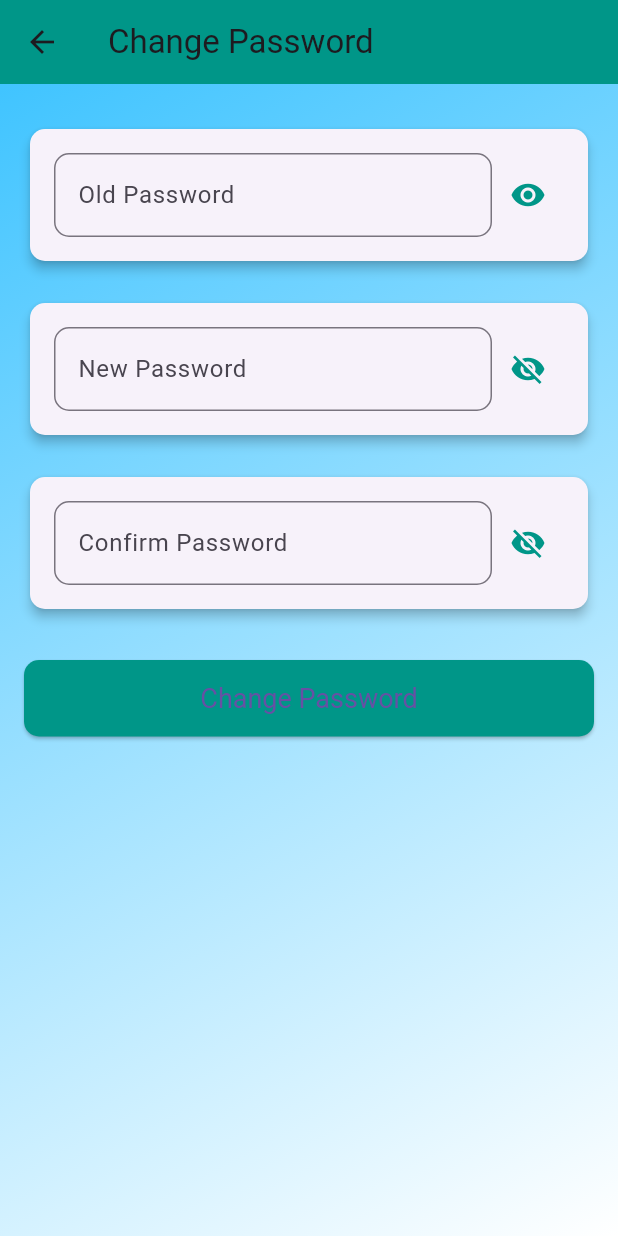
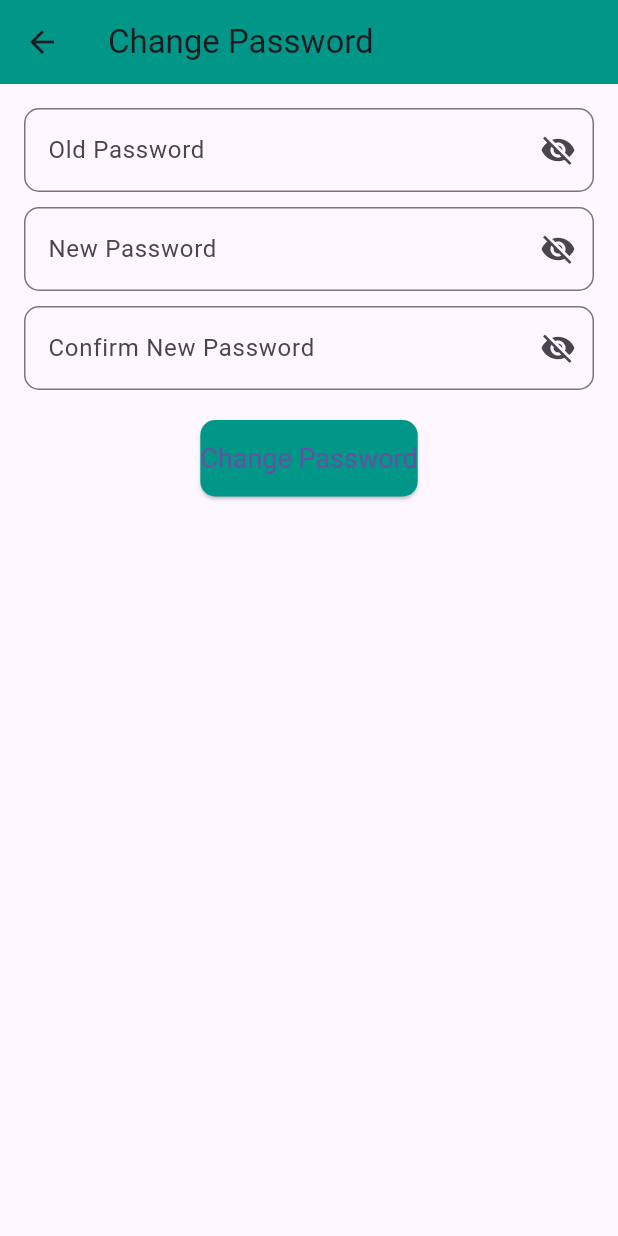
Before and after one commit to JUMAPETER736/INTERN_HUB, a Flutter app: the ChangePasswordPage screen opened directly, on a phone screen of 412 x 824 dp. Run offline on Flutter 3.47's test engine with Material 3 defaults, Android fonts, the phone set to English and light mode, and no system bars; our stand-ins replace cloud_firestore, firebase_auth, firebase_core, fluttertoast; accounts and stored records are empty.

```diff
--- a/lib/Settings/UserDetails.dart
+++ b/lib/Settings/UserDetails.dart
@@ -16,6 +16,8 @@ class _UserDetailsState extends State<UserDetails> {
   final TextEditingController _programController = TextEditingController();
 
   Map<String, dynamic>? userDetails;
+  Map<String, dynamic>? companyDetails;
+  bool isIntern = false; // Flag to determine if the user is an intern
 
   @override
   void initState() {
@@ -28,6 +30,10 @@ class _UserDetailsState extends State<UserDetails> {
 
     if (user != null) {
       try {
+        // Check if user is an intern or company based on their email
+        if (user.email!.contains('@')) {
+          // Assuming interns have a specific email format
+          isIntern = true;
           DocumentSnapshot snapshot = await _firestore
               .collection('Intern_Personal_Details')
               .doc(user.email)
@@ -41,6 +47,31 @@ class _UserDetailsState extends State<UserDetails> {
               _universityController.text = userDetails!['university'] ?? '';
               _programController.text = userDetails!['course'] ?? '';
             });
+          } else {
+            // Handle case where intern document doesn't exist
+            setState(() {
+              userDetails = null; // Reset to null if not found
+            });
+            print('Intern document not found for email: ${user.email}');
+          }
+        } else {
+          // Fetch company details
+          DocumentSnapshot snapshot = await _firestore
+              .collection('Company_Details')
+              .doc(user.email)
+              .get();
+
+          if (snapshot.exists) {
+            setState(() {
+              companyDetails = snapshot.data() as Map<String, dynamic>?;
+            });
+          } else {
+            // Handle case where company document doesn't exist
+            setState(() {
+              companyDetails = null; // Reset to null if not found
+            });
+            print('Company document not found for email: ${user.email}');
+          }
         }
       } catch (e) {
         print('Error fetching user details: $e');
@@ -48,10 +79,11 @@ class _UserDetailsState extends State<UserDetails> {
     }
   }
 
+
   Future<void> _updateUserDetails() async {
     User? user = _auth.currentUser;
 
-    if (user != null) {
+    if (user != null && isIntern) {
       try {
         await _firestore.collection('Intern_Personal_Details').doc(user.email).update({
           'phone': _phoneController.text,
@@ -90,7 +122,13 @@ class _UserDetailsState extends State<UserDetails> {
             end: Alignment.bottomRight,
           ),
         ),
-        child: userDetails == null
+        child: isIntern ? _buildInternProfile() : _buildCompanyProfile(),
+      ),
+    );
+  }
+
+  Widget _buildInternProfile() {
+    return userDetails == null
         ? Center(child: CircularProgressIndicator())
         : Padding(
       padding: const EdgeInsets.all(16.0),
@@ -107,10 +145,30 @@ class _UserDetailsState extends State<UserDetails> {
           _buildStyledButton('Change Password', _navigateToChangePassword),
         ],
       ),
-        ),
+    );
+  }
+
+  Widget _buildCompanyProfile() {
+    if (companyDetails == null) {
+      return Center(child: Text('No company details found.'));
+    }
+
+    return Padding(
+      padding: const EdgeInsets.all(16.0),
+      child: ListView(
+        children: [
+          _buildProfileField('Company Name', companyDetails!['companyName']),
+          _buildProfileField('Email', companyDetails!['email']),
+          _buildProfileField('Address', companyDetails!['companyAddress']),
+          _buildProfileField('Created At', companyDetails!['createdAt']?.toDate().toString() ?? 'N/A'), // Format as needed
+          SizedBox(height: 20),
+          _buildStyledButton('Change Password', _navigateToChangePassword),
+        ],
       ),
     );
   }
+
+
 
   Widget _buildStyledButton(String title, VoidCallback onPressed) {
     return ElevatedButton(
@@ -267,33 +325,19 @@ class _ChangePasswordPageState extends State<ChangePasswordPage> {
         title: Text('Change Password'),
         backgroundColor: Colors.teal,
       ),
-      body: Container(
-        decoration: BoxDecoration(
-          gradient: LinearGradient(
-            colors: [Colors.lightBlueAccent, Colors.white],
-            begin: Alignment.topLeft,
-            end: Alignment.bottomRight,
-          ),
-        ),
-        child: Padding(
+      body: Padding(
         padding: const EdgeInsets.all(16.0),
-          child: ListView(
+        child: Column(
           children: [
-              _buildPasswordField('Old Password', _oldPasswordController, true),
+            _buildPasswordField('Old Password', _oldPasswordController, false),
+            SizedBox(height: 10),
             _buildPasswordField('New Password', _newPasswordController, _newPasswordVisible),
-              _buildPasswordField('Confirm Password', _confirmPasswordController, _confirmPasswordVisible),
+            SizedBox(height: 10),
+            _buildPasswordField('Confirm New Password', _confirmPasswordController, _confirmPasswordVisible),
             SizedBox(height: 20),
-              _buildStyledButton('Change Password', _changePassword),
-            ],
-          ),
-        ),
-      ),
-    );
-  }
-
-  Widget _buildStyledButton(String title, VoidCallback onPressed) {
-    return ElevatedButton(
-      onPressed: onPressed,
+            ElevatedButton(
+              onPressed: _changePassword,
+              child: Text('Change Password'),
               style: ElevatedButton.styleFrom(
                 backgroundColor: Colors.teal,
                 padding: EdgeInsets.symmetric(vertical: 15.0),
@@ -302,55 +346,38 @@ class _ChangePasswordPageState extends State<ChangePasswordPage> {
                   borderRadius: BorderRadius.circular(10),
                 ),
               ),
-      child: Text(title),
+            ),
+          ],
+        ),
+      ),
     );
   }
 
-  Widget _buildPasswordField(String title, TextEditingController controller, bool isVisible) {
-    return Padding(
-      padding: const EdgeInsets.symmetric(vertical: 10.0),
-      child: Card(
-        elevation: 3,
-        shape: RoundedRectangleBorder(
-          borderRadius: BorderRadius.circular(10),
-        ),
-        child: Padding(
-          padding: const EdgeInsets.all(16.0),
-          child: Row(
-            children: [
-              Expanded(
-                child: TextField(
+  Widget _buildPasswordField(String label, TextEditingController controller, bool isVisible) {
+    return TextField(
       controller: controller,
       obscureText: !isVisible,
       decoration: InputDecoration(
-                    labelText: title,
+        labelText: label,
+        suffixIcon: IconButton(
+          icon: Icon(
+            isVisible ? Icons.visibility : Icons.visibility_off,
+          ),
+          onPressed: () {
+            setState(() {
+              if (label == 'New Password') {
+                _newPasswordVisible = !_newPasswordVisible;
+              } else {
+                _confirmPasswordVisible = !_confirmPasswordVisible;
+              }
+            });
+          },
+        ),
         border: OutlineInputBorder(
           borderRadius: BorderRadius.circular(10),
           borderSide: BorderSide(color: Colors.teal),
         ),
       ),
-                  style: TextStyle(fontSize: 16),
-                ),
-              ),
-              IconButton(
-                icon: Icon(
-                  isVisible ? Icons.visibility : Icons.visibility_off,
-                  color: Colors.teal,
-                ),
-                onPressed: () {
-                  setState(() {
-                    if (title == 'New Password') {
-                      _newPasswordVisible = !_newPasswordVisible;
-                    } else if (title == 'Confirm Password') {
-                      _confirmPasswordVisible = !_confirmPasswordVisible;
-                    }
-                  });
-                },
-              ),
-            ],
-          ),
-        ),
-      ),
     );
   }
 }
```
Lines whose indentation alone changed are shown as unchanged.
